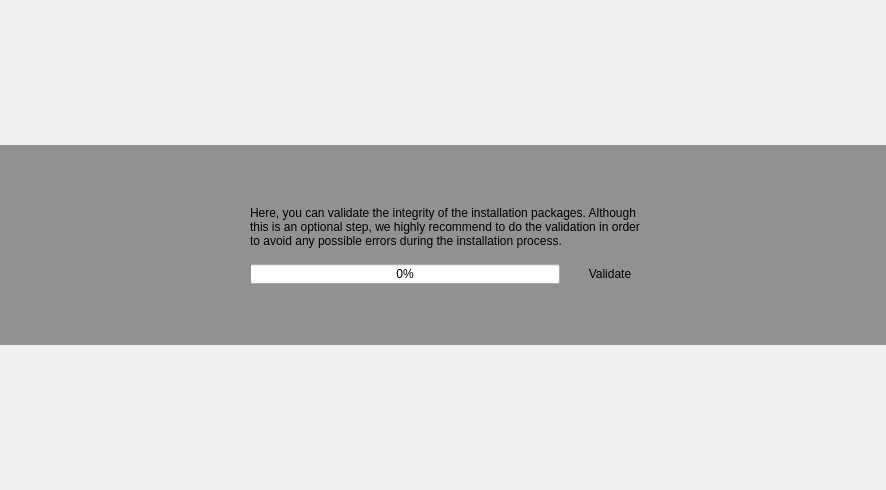
pars-linux/uludag, file yali-proximate/yali/gui/Ui/checkcdwidget.ui: the form before one commit.
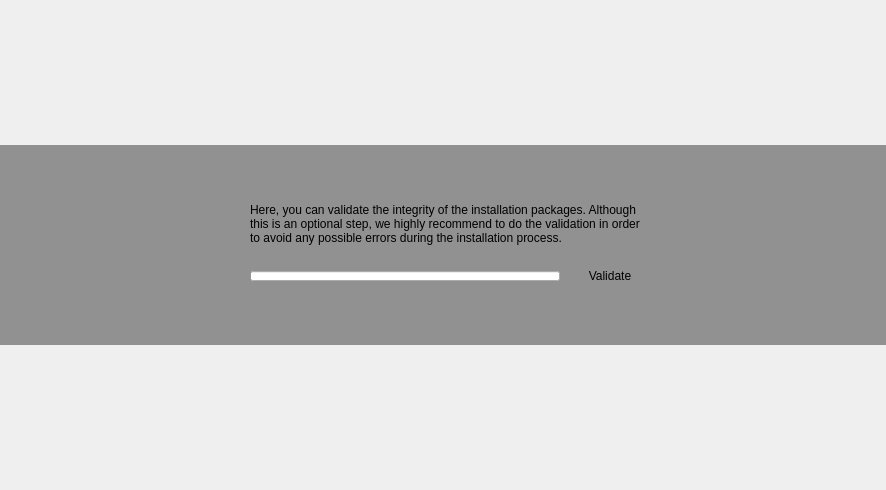
The form after the commit. Icons and pictures are not drawn.

The edit to the form file:
```diff
--- a/yali-proximate/yali/gui/Ui/checkcdwidget.ui
+++ b/yali-proximate/yali/gui/Ui/checkcdwidget.ui
@@ -13,6 +13,9 @@
   <property name="windowTitle">
    <string>Form1</string>
   </property>
+  <property name="styleSheet">
+   <string notr="true"/>
+  </property>
   <layout class="QGridLayout" name="gridLayout">
    <property name="margin">
     <number>0</number>
@@ -75,20 +78,30 @@
          </widget>
         </item>
         <item>
-         <layout class="QGridLayout" name="gridLayout_2">
+         <layout class="QVBoxLayout" name="verticalLayout">
+          <property name="spacing">
+           <number>20</number>
+          </property>
           <property name="leftMargin">
            <number>10</number>
           </property>
           <property name="rightMargin">
            <number>10</number>
           </property>
-          <property name="horizontalSpacing">
-           <number>10</number>
-          </property>
-          <property name="verticalSpacing">
-           <number>15</number>
-          </property>
-          <item row="1" column="0" colspan="2">
+          <item>
+           <spacer name="verticalSpacer">
+            <property name="orientation">
+             <enum>Qt::Vertical</enum>
+            </property>
+            <property name="sizeHint" stdset="0">
+             <size>
+              <width>20</width>
+              <height>40</height>
+             </size>
+            </property>
+           </spacer>
+          </item>
+          <item>
            <widget class="QLabel" name="textLabel2">
             <property name="sizePolicy">
              <sizepolicy hsizetype="Expanding" vsizetype="Preferred">
@@ -102,6 +115,9 @@
               <height>0</height>
              </size>
             </property>
+            <property name="styleSheet">
+             <string notr="true">line-height: 17pt</string>
+            </property>
             <property name="text">
              <string>Here, you can validate the integrity of the installation packages. Although this is an optional step, we highly recommend to do the validation in order to avoid any possible errors during the installation process.</string>
             </property>
@@ -116,20 +132,46 @@
             </property>
            </widget>
           </item>
-          <item row="4" column="0">
+          <item>
+           <layout class="QHBoxLayout" name="horizontalLayout">
+            <property name="spacing">
+             <number>10</number>
+            </property>
+            <property name="bottomMargin">
+             <number>0</number>
+            </property>
+            <item>
            <widget class="QProgressBar" name="progressBar">
+              <property name="sizePolicy">
+               <sizepolicy hsizetype="Expanding" vsizetype="Preferred">
+                <horstretch>0</horstretch>
+                <verstretch>0</verstretch>
+               </sizepolicy>
+              </property>
             <property name="maximumSize">
              <size>
               <width>16777215</width>
-              <height>20</height>
-             </size>
-            </property>
+                <height>10</height>
+               </size>
+              </property>
+              <property name="maximum">
+               <number>100</number>
+              </property>
             <property name="value">
              <number>0</number>
             </property>
-           </widget>
-          </item>
-          <item row="4" column="1">
+              <property name="textVisible">
+               <bool>false</bool>
+              </property>
+              <property name="orientation">
+               <enum>Qt::Horizontal</enum>
+              </property>
+              <property name="textDirection">
+               <enum>QProgressBar::TopToBottom</enum>
+              </property>
+             </widget>
+            </item>
+            <item>
            <widget class="QPushButton" name="checkButton">
             <property name="sizePolicy">
              <sizepolicy hsizetype="Fixed" vsizetype="Fixed">
@@ -143,6 +185,9 @@
               <height>16777215</height>
              </size>
             </property>
+              <property name="styleSheet">
+               <string notr="true"/>
+              </property>
             <property name="text">
              <string>Validate</string>
             </property>
@@ -151,20 +196,9 @@
             </property>
            </widget>
           </item>
-          <item row="0" column="0" colspan="2">
-           <spacer name="verticalSpacer">
-            <property name="orientation">
-             <enum>Qt::Vertical</enum>
-            </property>
-            <property name="sizeHint" stdset="0">
-             <size>
-              <width>20</width>
-              <height>40</height>
-             </size>
-            </property>
-           </spacer>
+           </layout>
           </item>
-          <item row="5" column="0" colspan="2">
+          <item>
            <spacer name="verticalSpacer_2">
             <property name="orientation">
              <enum>Qt::Vertical</enum>
```
Left out of the diff: 6 changed lines with no effect on the pictures. Lines whose indentation alone changed are shown as unchanged.
